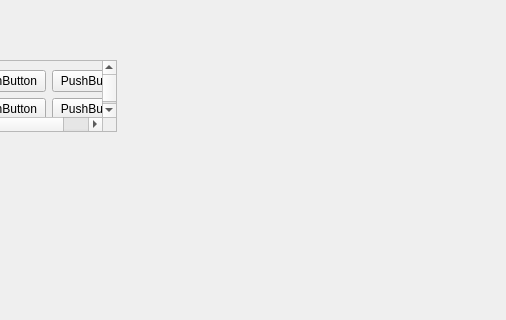
Fowindy/QtCode_VS, file Src/07_Parts/mainwindow.ui: the form before one commit; both pictures show x 294 to 800 and y 103 to 423 of the 800 by 600 pixel window.
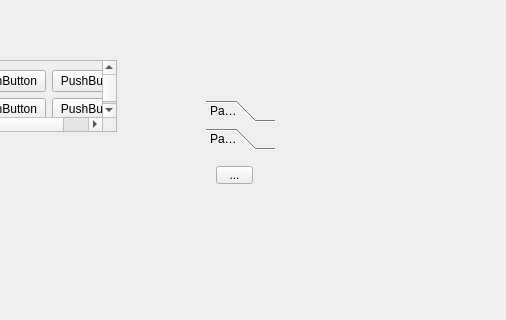
The form after the commit.

Commit message: ToolBox容器(抽屉式)演示

What changed in the file:
```diff
--- a/Src/07_Parts/mainwindow.ui
+++ b/Src/07_Parts/mainwindow.ui
@@ -80,6 +80,71 @@
      </layout>
     </widget>
    </widget>
+   <widget class="QToolBox" name="toolBox">
+    <property name="geometry">
+     <rect>
+      <x>500</x>
+      <y>180</y>
+      <width>69</width>
+      <height>121</height>
+     </rect>
+    </property>
+    <property name="currentIndex">
+     <number>1</number>
+    </property>
+    <widget class="QWidget" name="page">
+     <property name="geometry">
+      <rect>
+       <x>0</x>
+       <y>0</y>
+       <width>69</width>
+       <height>69</height>
+      </rect>
+     </property>
+     <attribute name="label">
+      <string>Page 1</string>
+     </attribute>
+     <widget class="QPushButton" name="pushButton_5">
+      <property name="geometry">
+       <rect>
+        <x>0</x>
+        <y>10</y>
+        <width>75</width>
+        <height>23</height>
+       </rect>
+      </property>
+      <property name="text">
+       <string>PushButton</string>
+      </property>
+     </widget>
+    </widget>
+    <widget class="QWidget" name="page_2">
+     <property name="geometry">
+      <rect>
+       <x>0</x>
+       <y>0</y>
+       <width>69</width>
+       <height>69</height>
+      </rect>
+     </property>
+     <attribute name="label">
+      <string>Page 2</string>
+     </attribute>
+     <widget class="QToolButton" name="toolButton">
+      <property name="geometry">
+       <rect>
+        <x>10</x>
+        <y>10</y>
+        <width>37</width>
+        <height>18</height>
+       </rect>
+      </property>
+      <property name="text">
+       <string>...</string>
+      </property>
+     </widget>
+    </widget>
+   </widget>
   </widget>
   <widget class="QMenuBar" name="menubar">
    <property name="geometry">
```
The commit also changes 1 other file.
